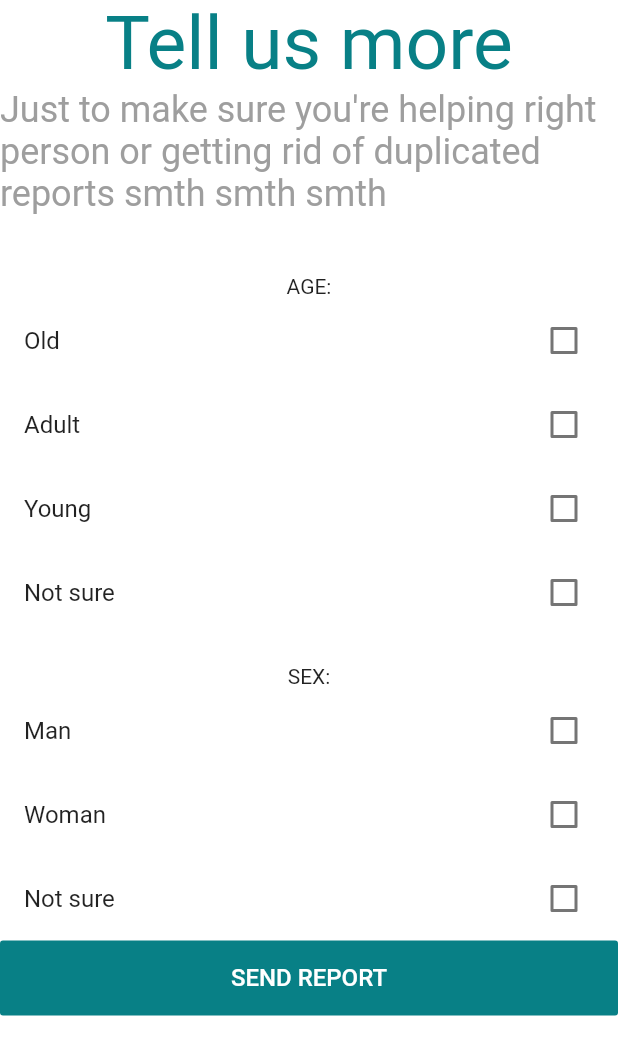
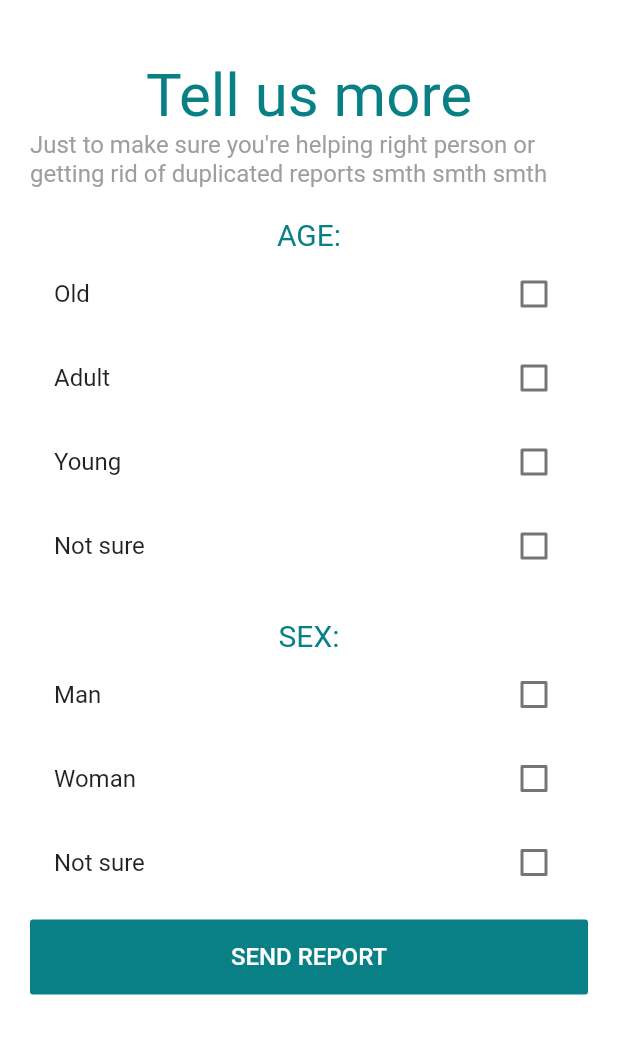
Before and after one commit to weronikazak/Google_Solution_Challenge, a Flutter app: the UserReportQuestionare screen opened directly, on a phone screen of 412 x 824 dp. Shown: the top 1055 px of the screen. Run offline on Flutter 3.47's test engine with Material 2 defaults, Android fonts, the phone set to English and light mode, and no system bars; our stand-ins replace cloud_firestore, firebase_auth, firebase_core, google_maps_flutter, image_picker, location and 1 more; accounts and stored records are empty; network calls fail.

Commit message:
generate more or less stable version

```diff
--- a/lib/Screens/Register/profile_type_screen.dart
+++ b/lib/Screens/Register/profile_type_screen.dart
@@ -23,7 +23,7 @@ class ProfileTypeScreen extends StatelessWidget {
                 Container(
                   child: Text(
                     "Choose Type",
-                    style: TextStyle(fontSize: 50, color: kPrimaryColor),
+                    style: TextStyle(fontSize: 40, color: kPrimaryColor),
                     textAlign: TextAlign.center,
                   ),
                 ),
--- a/lib/Screens/Register/user_register_screen.dart
+++ b/lib/Screens/Register/user_register_screen.dart
@@ -107,7 +107,7 @@ class _NormalUserRegisterState extends State<NormalUserRegister> {
                     child: codeSent
                         ? Text("CREATE ACCOUNT",
                             style: TextStyle(color: Colors.white, fontSize: 16))
-                        : Text("RESEND CODE",
+                        : Text("SEND OTP CODE",
                             style:
                                 TextStyle(color: Colors.white, fontSize: 16)),
                     textColor: Colors.white,
--- a/lib/Screens/User/user_report_map.dart
+++ b/lib/Screens/User/user_report_map.dart
@@ -1,5 +1,6 @@
 import 'package:flutter/material.dart';
 import 'package:google_maps_flutter/google_maps_flutter.dart';
+import 'package:gsc_project/Screens/User/user_report_questionaire.dart';
 import 'package:gsc_project/constants.dart';
 // import 'package:gsc_project/constants.dart';
 import 'package:location/location.dart';
@@ -56,7 +57,12 @@ class _UserReportMapState extends State<UserReportMap> {
                     size: 50,
                   ),
                   padding: EdgeInsets.all(30),
-                  onPressed: () {},
+                  onPressed: () {
+                    Navigator.push(
+                        context,
+                        MaterialPageRoute(
+                            builder: (context) => UserReportQuestionare()));
+                  },
                   fillColor: kPrimaryColor,
                   shape: CircleBorder(),
                 ),
--- a/lib/Screens/User/user_report_questionaire.dart
+++ b/lib/Screens/User/user_report_questionaire.dart
@@ -16,21 +16,32 @@ class _UserReportQuestionareState extends State<UserReportQuestionare> {
   @override
   Widget build(BuildContext context) {
     return Scaffold(
-      body: Column(
+        body: Container(
+      padding: EdgeInsets.all(20),
+      child: Column(
         children: <Widget>[
+          SizedBox(
+            height: 20,
+          ),
           Text(
             "Tell us more",
-            style: TextStyle(color: kPrimaryColor, fontSize: 50),
+            style: TextStyle(color: kPrimaryColor, fontSize: 40),
             textAlign: TextAlign.center,
           ),
           Text(
             "Just to make sure you're helping right person or getting rid of duplicated reports smth smth smth",
-            style: TextStyle(color: Colors.grey, fontSize: 24),
+            style: TextStyle(color: Colors.grey, fontSize: 16),
+            textAlign: TextAlign.left,
           ),
           SizedBox(
-            height: 40,
+            height: 20,
           ),
-          Text("AGE:"),
+          SingleChildScrollView(
+            child: Column(
+              children: [
+                Text("AGE:",
+                    textAlign: TextAlign.left,
+                    style: TextStyle(color: kPrimaryColor, fontSize: 20)),
                 CheckboxListTile(
                   title: Text("Old"),
                   value: false,
@@ -54,7 +65,11 @@ class _UserReportQuestionareState extends State<UserReportQuestionare> {
                 SizedBox(
                   height: 20,
                 ),
-          Text("SEX:"),
+                Text(
+                  "SEX:",
+                  textAlign: TextAlign.left,
+                  style: TextStyle(color: kPrimaryColor, fontSize: 20),
+                ),
                 CheckboxListTile(
                   title: Text("Man"),
                   value: false,
@@ -70,6 +85,9 @@ class _UserReportQuestionareState extends State<UserReportQuestionare> {
                   value: false,
                   onChanged: (val) {},
                 ),
+                SizedBox(
+                  height: 10,
+                ),
                 MaterialButton(
                   onPressed: () {},
                   elevation: 0,
@@ -82,6 +100,9 @@ class _UserReportQuestionareState extends State<UserReportQuestionare> {
                 ),
               ],
             ),
-    );
+          )
+        ],
+      ),
+    ));
   }
 }
```
Lines whose indentation alone changed are shown as unchanged.
